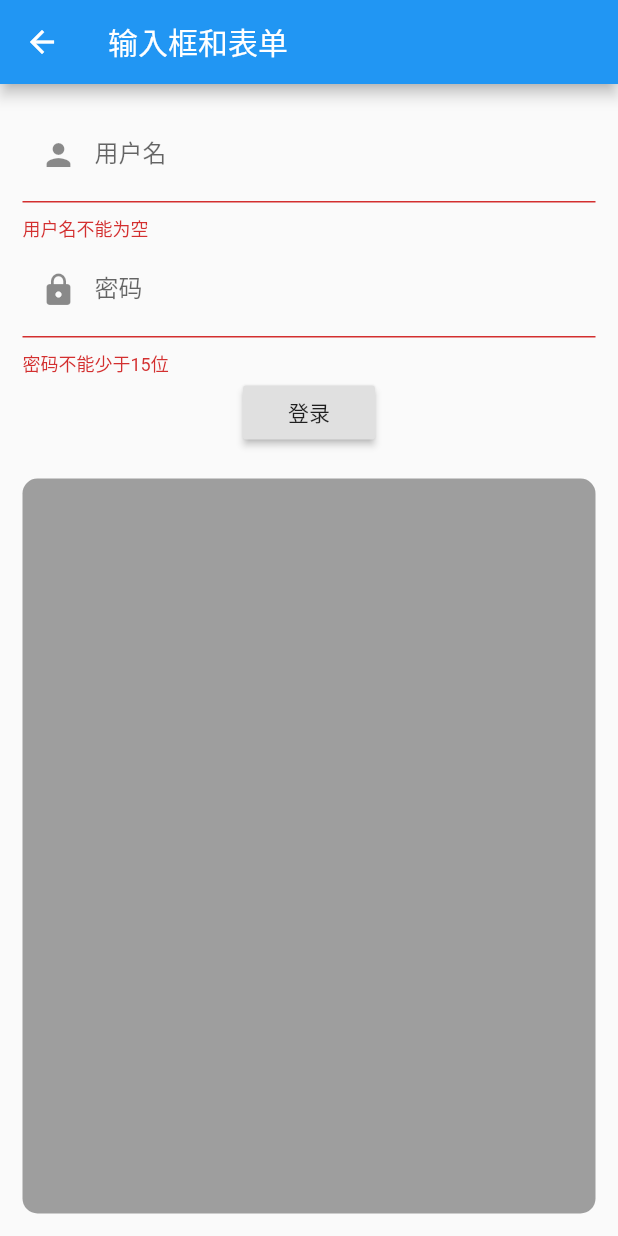
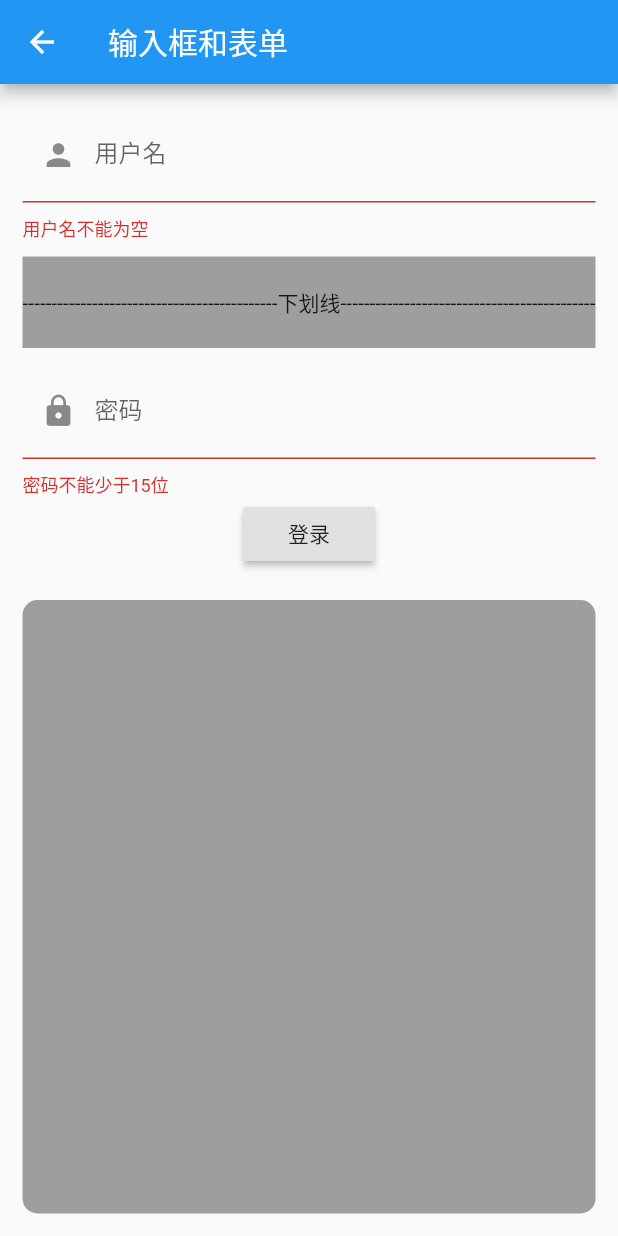
Before and after one commit to wanliLiu/flutter_demo, a Flutter app: the TextFiledPage screen opened directly with empty values, on a phone screen of 412 x 824 dp. Run offline on Flutter 3.47's test engine with Material 2 defaults, Android fonts, the phone set to English and light mode, and no system bars; our stand-ins replace fluttertoast; missing offline and left inert: fish_redux.

```diff
--- a/flutter_module/lib/common/Toast.dart
+++ b/flutter_module/lib/common/Toast.dart
@@ -1,11 +1,7 @@
 import 'package:fluttertoast/fluttertoast.dart';
 
 class VaeToast {
-
-  ///
   ///[msg] 内容
-  ///
-  ///
   static void showToast(String msg,
       {Toast time = Toast.LENGTH_SHORT,
       ToastGravity gravity = ToastGravity.BOTTOM}) {
--- a/flutter_module/lib/routes/textfiled.dart
+++ b/flutter_module/lib/routes/textfiled.dart
@@ -4,9 +4,7 @@ import 'package:fluttertoast/fluttertoast.dart';
 
 class TextFiledPage extends StatefulWidget {
   const TextFiledPage(
-      {Key key,
-        @required this.defaultName,
-        @required this.defaultPwd})
+      {Key key, @required this.defaultName, @required this.defaultPwd})
       : assert(defaultPwd != null),
         assert(defaultName != null),
         super(key: key);
@@ -64,6 +62,31 @@ class _TextFiledPageState extends State<TextFiledPage> {
                         prefixIcon: Icon(Icons.person)),
                     validator: (v) => v.trim().length > 0 ? null : "用户名不能为空",
                   ),
+                  Container(
+                    color: Colors.grey,
+                    margin: const EdgeInsets.symmetric(vertical: 10),
+                    padding: const EdgeInsets.symmetric(vertical: 20),
+                    child: Row(
+                      mainAxisAlignment: MainAxisAlignment.spaceEvenly,
+                      children: <Widget>[
+                        Expanded(
+                          child: Text(
+                            "----" * 200,
+                            maxLines: 1,
+                            textAlign: TextAlign.center,
+                          ),
+                        ),
+                        Text("下划线"),
+                        Expanded(
+                          child: Text(
+                            "----" * 200,
+                            maxLines: 1,
+                            textAlign: TextAlign.center,
+                          ),
+                        ),
+                      ],
+                    ),
+                  ),
                   TextFormField(
                     onChanged: (str) => debugPrint("onChanged--pwd->$str"),
                     controller: _pwdController,
@@ -83,7 +106,8 @@ class _TextFiledPageState extends State<TextFiledPage> {
                                 Navigator.of(context).pop(
                                     "用户名：${_nameController.text} \n 密码：${_pwdController.text}");
                               } else
-                                VaeToast.showToast("输入不合法",gravity: ToastGravity.CENTER);
+                                VaeToast.showToast("输入不合法",
+                                    gravity: ToastGravity.CENTER);
                             },
                           )),
                 ],
--- a/flutter_module/lib/simple_page_widgets.dart
+++ b/flutter_module/lib/simple_page_widgets.dart
@@ -20,7 +20,6 @@ class FirstRouteWidget extends StatelessWidget {
         child: RaisedButton(
           child: Text(args ?? 'Open second route'),
           onPressed: () {
-//
 //            FlutterBoost.singleton.openPage("second", {}, animated: true, resultHandler:(String key , Map<dynamic,dynamic> result){
 //              print("did recieve second route result $key $result");
 //            });
```
Also changed, not shown: flutter_module/lib/main.dart (+10 -0 lines), flutter_module/lib/routes/progress.dart (added, +108 -0 lines), flutter_module/pubspec.yaml (+5 -2 lines), flutter_module/pubspec.lock.
